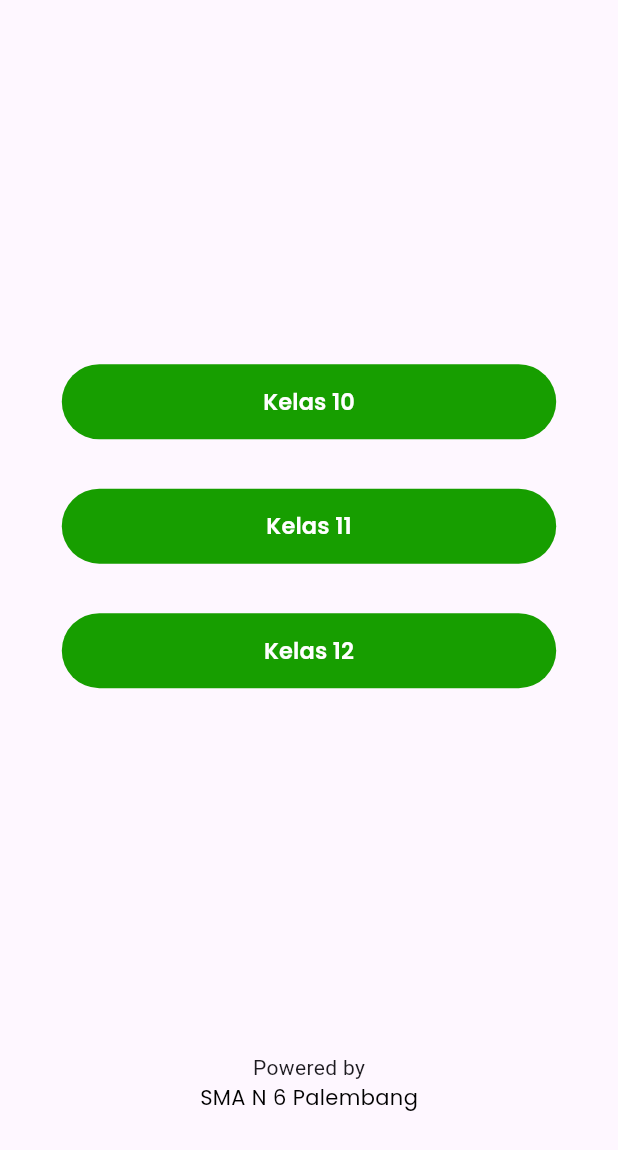
After one commit to hiiamanop/ROHIS_06, a Flutter app: the ListKelasPage screen opened directly, on a phone screen of 412 x 824 dp. The commit adds this screen. Shown: the top 1150 px of the screen. Run offline on Flutter 3.47's test engine with Material 3 defaults, Android fonts, the phone set to English and light mode, and no system bars; our stand-ins replace google_fonts, qr_flutter; missing offline and left inert: flutter_barcode_scanner.

Commit message:
update final

```diff
--- /dev/null
+++ b/lib/app/listKelasPage.dart
@@ -0,0 +1,123 @@
+import 'package:absensi_rohis/theme/theme.dart';
+import 'package:flutter/material.dart';
+
+class ListKelasPage extends StatelessWidget {
+  const ListKelasPage({super.key});
+
+  @override
+  Widget build(BuildContext context) {
+    return Scaffold(
+      body: Container(
+        child: Center(
+          child: Column(
+            mainAxisAlignment: MainAxisAlignment.spaceBetween,
+            children: [
+              SizedBox(),
+              Column(
+                children: [
+                  TextButton(
+                    style: TextButton.styleFrom(
+                      backgroundColor: primaryColor,
+                      minimumSize: Size(100,
+                          50), // Set the minimum width to match the parent's width
+                      padding: EdgeInsets.zero, // Remove the default padding
+                    ),
+                    onPressed: () {},
+                    child: Container(
+                      width: MediaQuery.of(context).size.width *
+                          0.8, // Set the desired width (e.g., 80% of the screen width)
+                      padding: const EdgeInsets.all(5.0),
+                      child: Row(
+                        mainAxisAlignment: MainAxisAlignment.center,
+                        children: [
+                          Text(
+                            'Kelas 10',
+                            style: whitetextStyle.copyWith(
+                              fontSize: 15,
+                              fontWeight: FontWeight.w600,
+                            ),
+                          ),
+                        ],
+                      ),
+                    ),
+                  ),
+                  SizedBox(
+                    height: MediaQuery.of(context).size.height * 0.04,
+                  ),
+                  TextButton(
+                    style: TextButton.styleFrom(
+                      backgroundColor: primaryColor,
+                      minimumSize: Size(100,
+                          50), // Set the minimum width to match the parent's width
+                      padding: EdgeInsets.zero, // Remove the default padding
+                    ),
+                    onPressed: () {},
+                    child: Container(
+                      width: MediaQuery.of(context).size.width *
+                          0.8, // Set the desired width (e.g., 80% of the screen width)
+                      padding: const EdgeInsets.all(5.0),
+                      child: Row(
+                        mainAxisAlignment: MainAxisAlignment.center,
+                        children: [
+                          Text(
+                            'Kelas 11',
+                            style: whitetextStyle.copyWith(
+                              fontSize: 15,
+                              fontWeight: FontWeight.w600,
+                            ),
+                          ),
+                        ],
+                      ),
+                    ),
+                  ),
+                  SizedBox(
+                    height: MediaQuery.of(context).size.height * 0.04,
+                  ),
+                  TextButton(
+                    style: TextButton.styleFrom(
+                      backgroundColor: primaryColor,
+                      minimumSize: Size(100,
+                          50), // Set the minimum width to match the parent's width
+                      padding: EdgeInsets.zero, // Remove the default padding
+                    ),
+                    onPressed: () {},
+                    child: Container(
+                      width: MediaQuery.of(context).size.width *
+                          0.8, // Set the desired width (e.g., 80% of the screen width)
+                      padding: const EdgeInsets.all(5.0),
+                      child: Row(
+                        mainAxisAlignment: MainAxisAlignment.center,
+                        children: [
+                          Text(
+                            'Kelas 12',
+                            style: whitetextStyle.copyWith(
+                              fontSize: 15,
+                              fontWeight: FontWeight.w600,
+                            ),
+                          ),
+                        ],
+                      ),
+                    ),
+                  ),
+                ],
+              ),
+              Column(
+                crossAxisAlignment: CrossAxisAlignment.center,
+                children: [
+                  Text("Powered by"),
+                  Text(
+                    "SMA N 6 Palembang",
+                    style: blacktextStyle,
+                  ),
+                  SizedBox(
+                    height: MediaQuery.of(context).size.height * 0.1,
+                  )
+                ],
+              )
+            ],
+          ),
+        ),
+      ),
+    );
+  }
+}
--- a/lib/main.dart
+++ b/lib/main.dart
@@ -1,4 +1,6 @@
 import 'package:absensi_rohis/app/DPKMainPage.dart';
+import 'package:absensi_rohis/app/daftarHadirPage.dart';
+import 'package:absensi_rohis/app/listKelasPage.dart';
 import 'package:absensi_rohis/app/siswaMainPage.dart';
 import 'package:absensi_rohis/app/splashPage.dart';
 import 'package:absensi_rohis/auth/loginPage.dart';
@@ -15,7 +17,7 @@ class MyApp extends StatelessWidget {
   @override
   Widget build(BuildContext context) {
     return MaterialApp(
-      home: LoginPage(),
+      home: LoginPage()
     );
   }
 }
```
Also changed, not shown: lib/app/daftarHadirPage.dart (added, +76 -0 lines), lib/auth/loginPage.dart (+2 -5 lines).
